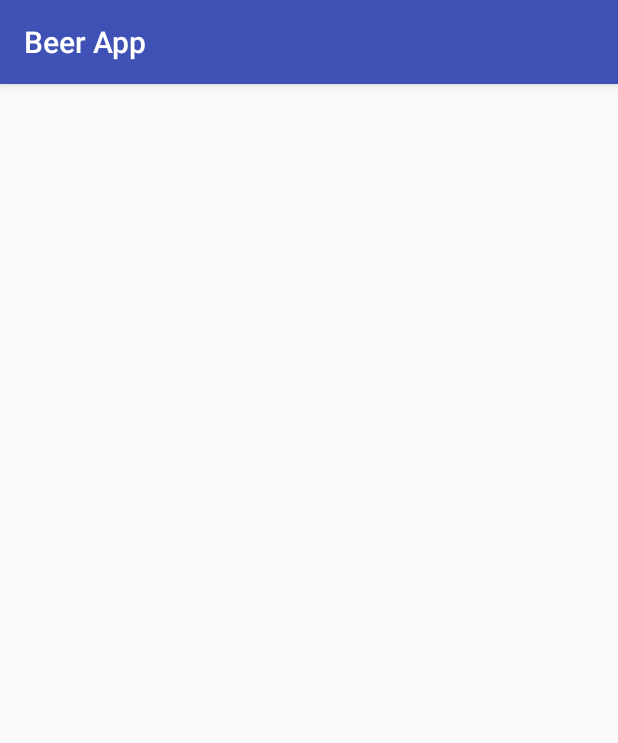
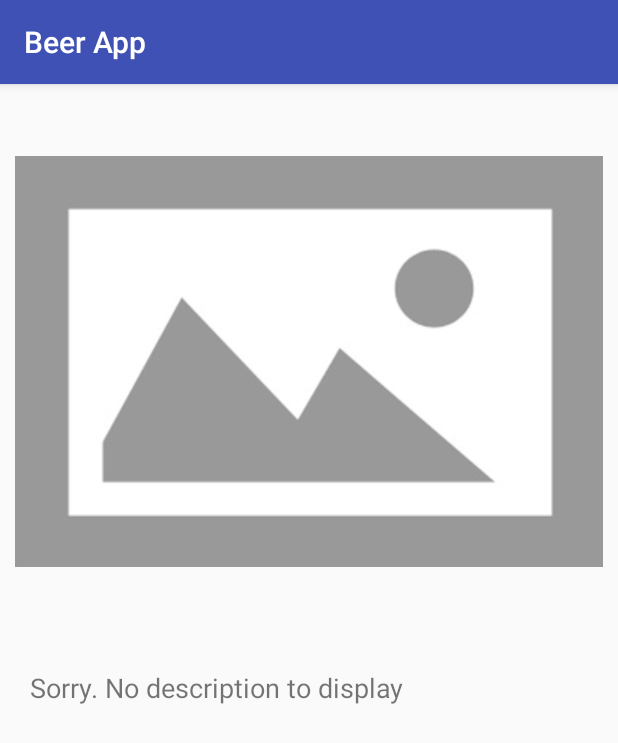
Before and after one commit to menezescassiano/beerapp, an Android app: the fragment BeerDetailsFragment shown on its own in the app's theme, on a phone screen of 412 x 824 dp. Shown: the top 743 px of the screen. Run offline under Robolectric (Android 15) with nearby library versions, the phone set to English and light mode, and no system bars; our stand-ins replace ButterKnife, Picasso; network calls fail; pictures from the network do not load; 3 statements that could not run were skipped.

Commit message:
Loading images into beer details

```diff
--- a/app/src/main/java/com/menezes/beerapp/adapter/ListViewHolder.java
+++ b/app/src/main/java/com/menezes/beerapp/adapter/ListViewHolder.java
@@ -29,6 +29,7 @@ public class ListViewHolder extends RecyclerView.ViewHolder {
         this.view = itemView;
         this.context = context;
         this.beerList = beerList;
+        this.listener = listener;
         itemView.setOnClickListener(itemOnClickListener);
     }
 
--- a/app/src/main/res/layout/fragment_beer_details.xml
+++ b/app/src/main/res/layout/fragment_beer_details.xml
@@ -1,4 +1,9 @@
 <?xml version="1.0" encoding="utf-8"?>
+<ScrollView
+    xmlns:android="http://schemas.android.com/apk/res/android"
+    android:layout_width="match_parent"
+    android:layout_height="match_parent">
+
     <RelativeLayout
         xmlns:android="http://schemas.android.com/apk/res/android"
         android:layout_width="match_parent"
@@ -8,11 +13,18 @@
         <ImageView
             android:id="@+id/image"
             android:layout_width="wrap_content"
-        android:layout_height="wrap_content"/>
+            android:layout_height="wrap_content"
+            android:padding="10dp"
+            android:src="@drawable/placeholder"/>
 
         <TextView
             android:id="@+id/text_beer_description"
             android:layout_width="wrap_content"
-        android:layout_height="wrap_content"/>
+            android:layout_height="wrap_content"
+            android:layout_below="@+id/image"
+            android:padding="20dp"
+            android:text="@string/no_description_available"
+            android:textSize="18sp"/>
 
     </RelativeLayout>
+</ScrollView>
--- a/app/src/main/res/values/strings.xml
+++ b/app/src/main/res/values/strings.xml
@@ -1,4 +1,5 @@
 <resources>
     <string name="app_name">Beer App</string>
     <string name="connection_error">A connection error has occurred. Try gain Later.</string>
+    <string name="no_description_available">Sorry. No description to display</string>
 </resources>
```
Also changed, not shown: app/src/main/java/com/menezes/beerapp/activity/BeersActivity.java (+11 -1 lines), app/src/main/java/com/menezes/beerapp/adapter/ListAdapter.java (+6 -1 lines), app/src/main/java/com/menezes/beerapp/fragment/BeerDetailsFragment.java (+22 -2 lines), app/src/main/java/com/menezes/beerapp/fragment/BeerListFragment.java (+0 -13 lines), app/src/main/java/com/menezes/beerapp/model/BeerData.java (+14 -0 lines), app/src/main/java/com/menezes/beerapp/model/Labels.java (added, +74 -0 lines), app/src/main/java/com/menezes/beerapp/util/BitmapTransform.java (added, +47 -0 lines), app/src/main/res/drawable/placeholder.png (added). Lines whose indentation alone changed are shown as unchanged.
